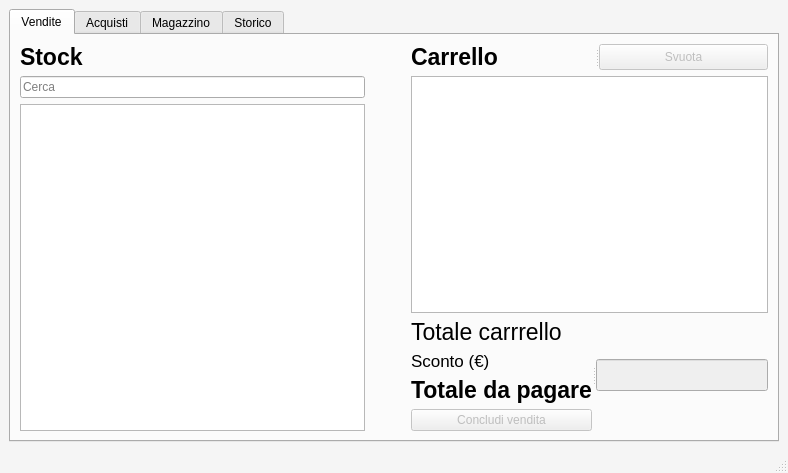
Above: main.ui from salvogalati/pokemon-card-sales-manager before the change. Below: the same form after it.
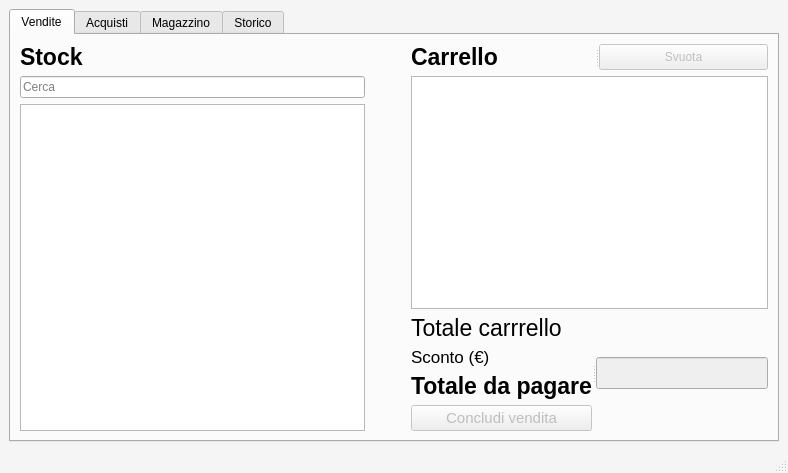
That is the form after the change. Icons and pictures are not drawn.

Commit message: Add tab icons

```diff
--- a/main.ui
+++ b/main.ui
@@ -189,6 +189,11 @@
                 <property name="enabled">
                  <bool>false</bool>
                 </property>
+                <property name="font">
+                 <font>
+                  <pointsize>11</pointsize>
+                 </font>
+                </property>
                 <property name="text">
                  <string>Concludi vendita</string>
                 </property>
```
Left out of the diff: 16 changed lines with no effect on the pictures. The commit also changes 6 other files.
